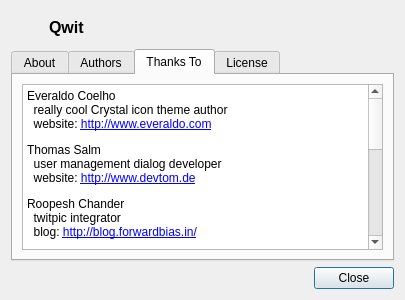
First picture: the form in src/AboutDialog.ui, repository asolfre/qwit, before the edit.
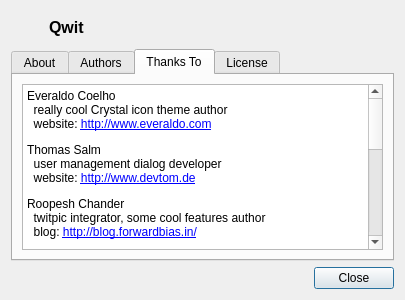
Second picture: the form after the edit. The open tabs and pages were chosen to show the change. Icons and pictures are not drawn.

What changed in the file:
```diff
--- a/src/AboutDialog.ui
+++ b/src/AboutDialog.ui
@@ -181,7 +181,7 @@
 &lt;/style&gt;&lt;/head&gt;&lt;body style=&quot; font-family:'Sans Serif'; font-size:10pt; font-weight:400; font-style:normal;&quot;&gt;
 &lt;p style=&quot; margin-top:12px; margin-bottom:12px; margin-left:0px; margin-right:0px; -qt-block-indent:0; text-indent:0px;&quot;&gt;&lt;span style=&quot; font-family:'DejaVu Sans'; font-size:9pt;&quot;&gt;Everaldo Coelho&lt;br /&gt;  really cool Crystal icon theme author&lt;br /&gt;  website: &lt;/span&gt;&lt;a href=&quot;http://www.everaldo.com&quot;&gt;&lt;span style=&quot; font-family:'DejaVu Sans'; font-size:9pt; text-decoration: underline; color:#0000ff;&quot;&gt;http://www.everaldo.com&lt;/span&gt;&lt;/a&gt;&lt;/p&gt;
 &lt;p style=&quot; margin-top:12px; margin-bottom:12px; margin-left:0px; margin-right:0px; -qt-block-indent:0; text-indent:0px;&quot;&gt;&lt;span style=&quot; font-family:'DejaVu Sans'; font-size:9pt;&quot;&gt;Thomas Salm&lt;br /&gt;  user management dialog developer&lt;br /&gt;  website: &lt;/span&gt;&lt;a href=&quot;http://www.devtom.de&quot;&gt;&lt;span style=&quot; font-family:'DejaVu Sans'; font-size:9pt; text-decoration: underline; color:#0000ff;&quot;&gt;http://www.devtom.de&lt;/span&gt;&lt;/a&gt;&lt;/p&gt;
-&lt;p style=&quot; margin-top:12px; margin-bottom:12px; margin-left:0px; margin-right:0px; -qt-block-indent:0; text-indent:0px;&quot;&gt;&lt;span style=&quot; font-family:'DejaVu Sans'; font-size:9pt;&quot;&gt;Roopesh Chander&lt;br /&gt;  twitpic integrator&lt;br /&gt;  blog: &lt;/span&gt;&lt;a href=&quot;http://blog.forwardbias.in/&quot;&gt;&lt;span style=&quot; font-family:'DejaVu Sans'; font-size:9pt; text-decoration: underline; color:#0000ff;&quot;&gt;http://blog.forwardbias.in/&lt;/span&gt;&lt;/a&gt;&lt;/p&gt;
+&lt;p style=&quot; margin-top:12px; margin-bottom:12px; margin-left:0px; margin-right:0px; -qt-block-indent:0; text-indent:0px;&quot;&gt;&lt;span style=&quot; font-family:'DejaVu Sans'; font-size:9pt;&quot;&gt;Roopesh Chander&lt;br /&gt;  twitpic integrator, some cool features author&lt;br /&gt;  blog: &lt;/span&gt;&lt;a href=&quot;http://blog.forwardbias.in/&quot;&gt;&lt;span style=&quot; font-family:'DejaVu Sans'; font-size:9pt; text-decoration: underline; color:#0000ff;&quot;&gt;http://blog.forwardbias.in/&lt;/span&gt;&lt;/a&gt;&lt;/p&gt;
 &lt;p style=&quot; margin-top:12px; margin-bottom:12px; margin-left:0px; margin-right:0px; -qt-block-indent:0; text-indent:0px;&quot;&gt;&lt;span style=&quot; font-family:'DejaVu Sans'; font-size:9pt;&quot;&gt;Valentin Gritsinger&lt;br /&gt;  direct messages and search integrator&lt;br /&gt;  blog: &lt;/span&gt;&lt;a href=&quot;http://gritsinger.com&quot;&gt;&lt;span style=&quot; font-family:'DejaVu Sans'; font-size:9pt; text-decoration: underline; color:#0000ff;&quot;&gt;http://gritsinger.com&lt;/span&gt;&lt;/a&gt;&lt;/p&gt;
 &lt;p style=&quot; margin-top:12px; margin-bottom:12px; margin-left:0px; margin-right:0px; -qt-block-indent:0; text-indent:0px;&quot;&gt;&lt;span style=&quot; font-family:'DejaVu Sans'; font-size:9pt;&quot;&gt;kiracatgirl&lt;br /&gt;  author of several patches&lt;/span&gt;&lt;/p&gt;
 &lt;p style=&quot; margin-top:12px; margin-bottom:12px; margin-left:0px; margin-right:0px; -qt-block-indent:0; text-indent:0px;&quot;&gt;&lt;span style=&quot; font-family:'DejaVu Sans'; font-size:9pt;&quot;&gt;Mstislav Sokolov&lt;br /&gt;  FreeBSD package maintainer&lt;br /&gt;  blog: &lt;/span&gt;&lt;a href=&quot;http://truebsd.org/sokolov/&quot;&gt;&lt;span style=&quot; font-family:'DejaVu Sans'; font-size:9pt; text-decoration: underline; color:#0000ff;&quot;&gt;http://truebsd.org/sokolov/&lt;/span&gt;&lt;/a&gt;&lt;/p&gt;
```
